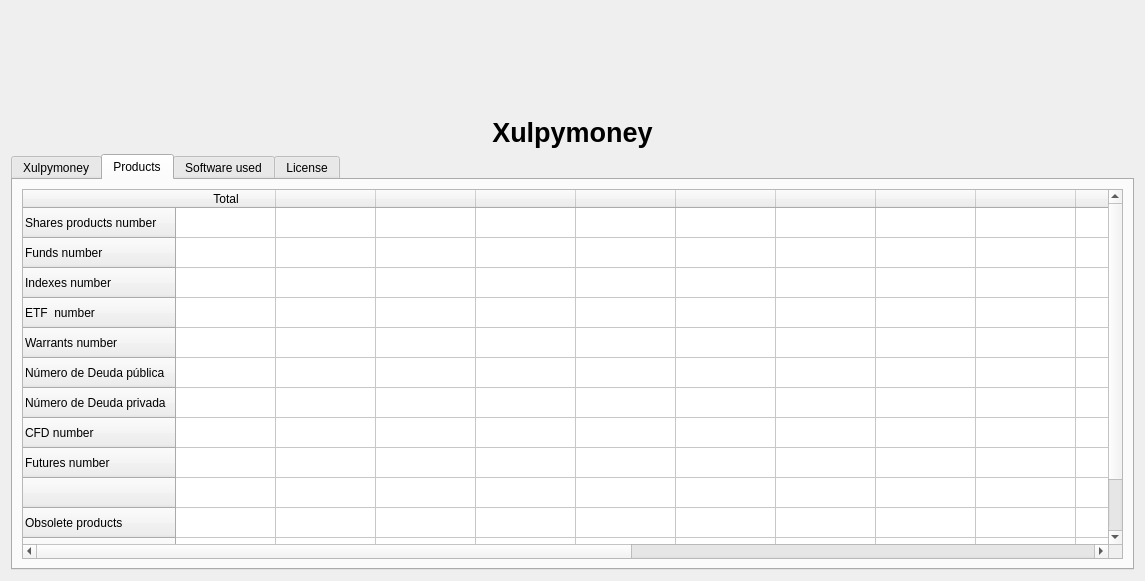
turulomio/xulpymoney, file xulpymoney/ui/frmAbout.ui: the form before one commit.
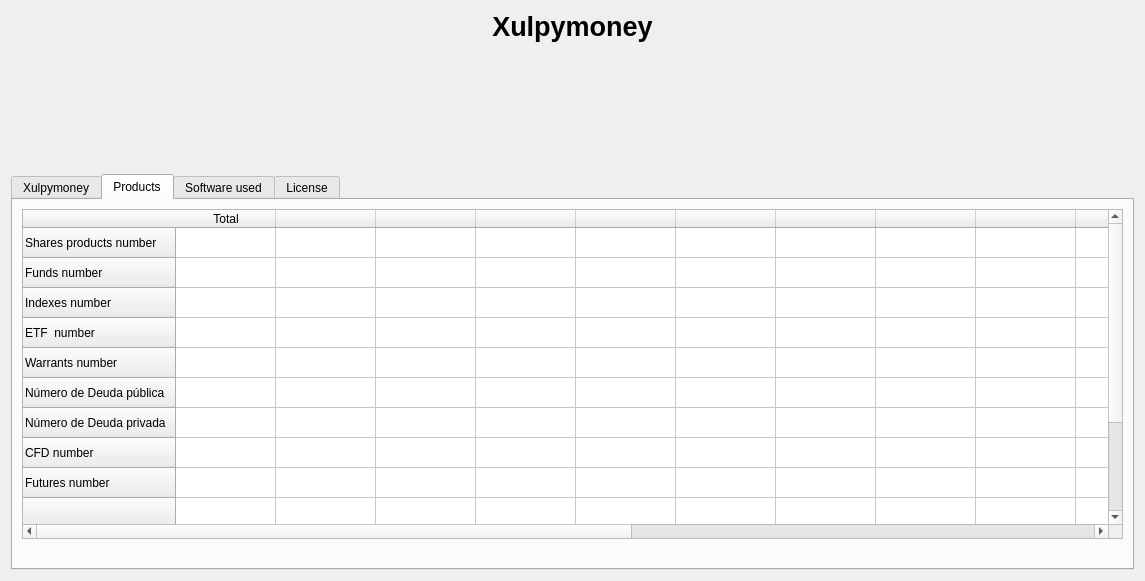
The form after the commit. Icons and pictures are not drawn. Custom widgets are drawn as their Qt base class.

Commit message: Updated code to PyQt5-5.13.0. Products list version is showed in about dialog. Fixes #110

```diff
--- a/xulpymoney/ui/frmAbout.ui
+++ b/xulpymoney/ui/frmAbout.ui
@@ -20,6 +20,36 @@
   <layout class="QVBoxLayout" name="verticalLayout_2">
    <item>
     <layout class="QVBoxLayout" name="verticalLayout">
+     <item>
+      <widget class="QLabel" name="lbl">
+       <property name="font">
+        <font>
+         <pointsize>20</pointsize>
+         <weight>75</weight>
+         <bold>true</bold>
+        </font>
+       </property>
+       <property name="text">
+        <string>Xulpymoney</string>
+       </property>
+       <property name="scaledContents">
+        <bool>false</bool>
+       </property>
+       <property name="alignment">
+        <set>Qt::AlignCenter</set>
+       </property>
+      </widget>
+     </item>
+     <item>
+      <widget class="QLabel" name="lblVersion">
+       <property name="text">
+        <string/>
+       </property>
+       <property name="alignment">
+        <set>Qt::AlignCenter</set>
+       </property>
+      </widget>
+     </item>
      <item>
       <layout class="QHBoxLayout" name="horizontalLayout">
        <item>
@@ -81,26 +111,6 @@
        </item>
       </layout>
      </item>
-     <item>
-      <widget class="QLabel" name="lblApp">
-       <property name="font">
-        <font>
-         <pointsize>20</pointsize>
-         <weight>75</weight>
-         <bold>true</bold>
-        </font>
-       </property>
-       <property name="text">
-        <string>Xulpymoney</string>
-       </property>
-       <property name="scaledContents">
-        <bool>false</bool>
-       </property>
-       <property name="alignment">
-        <set>Qt::AlignCenter</set>
-       </property>
-      </widget>
-     </item>
      <item>
       <widget class="QTabWidget" name="tab">
        <property name="currentIndex">
@@ -144,6 +154,8 @@
         </attribute>
         <layout class="QHBoxLayout" name="horizontalLayout_2">
          <item>
+          <layout class="QVBoxLayout" name="verticalLayout_4">
+           <item>
           <widget class="myQTableWidget" name="tblStatistics">
            <row>
             <property name="text">
@@ -291,6 +303,24 @@
             </property>
            </column>
           </widget>
+           </item>
+           <item>
+            <widget class="QLabel" name="lblProductsVersion">
+             <property name="font">
+              <font>
+               <weight>75</weight>
+               <bold>true</bold>
+              </font>
+             </property>
+             <property name="text">
+              <string/>
+             </property>
+             <property name="alignment">
+              <set>Qt::AlignCenter</set>
+             </property>
+            </widget>
+           </item>
+          </layout>
          </item>
         </layout>
        </widget>
```
Lines whose indentation alone changed are shown as unchanged. The commit also changes 58 other files.
